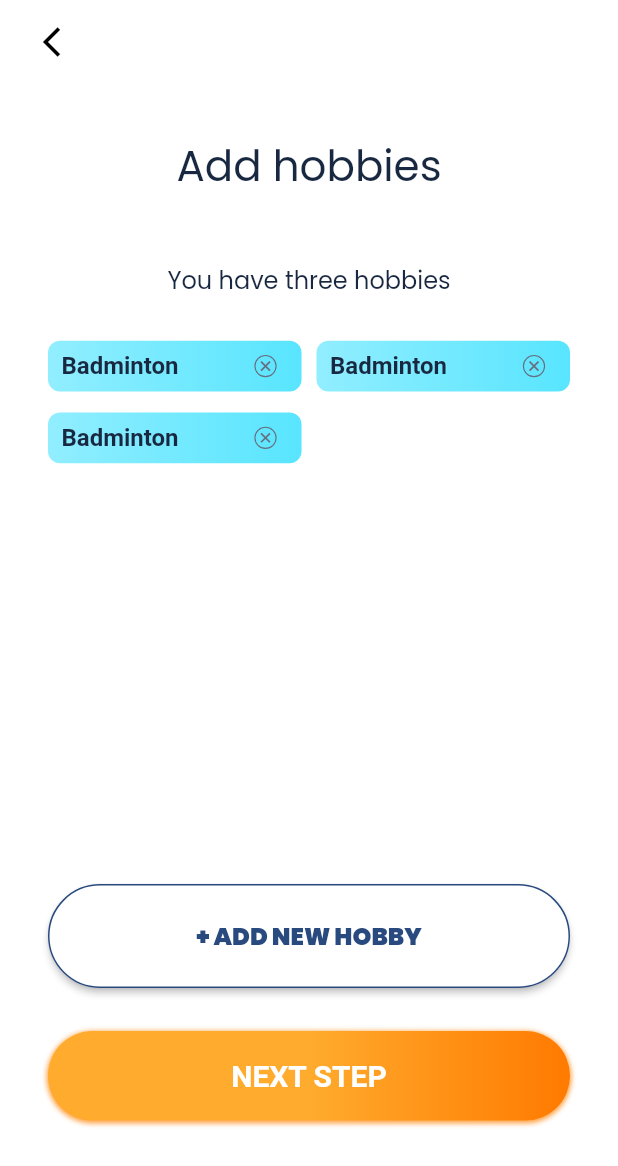
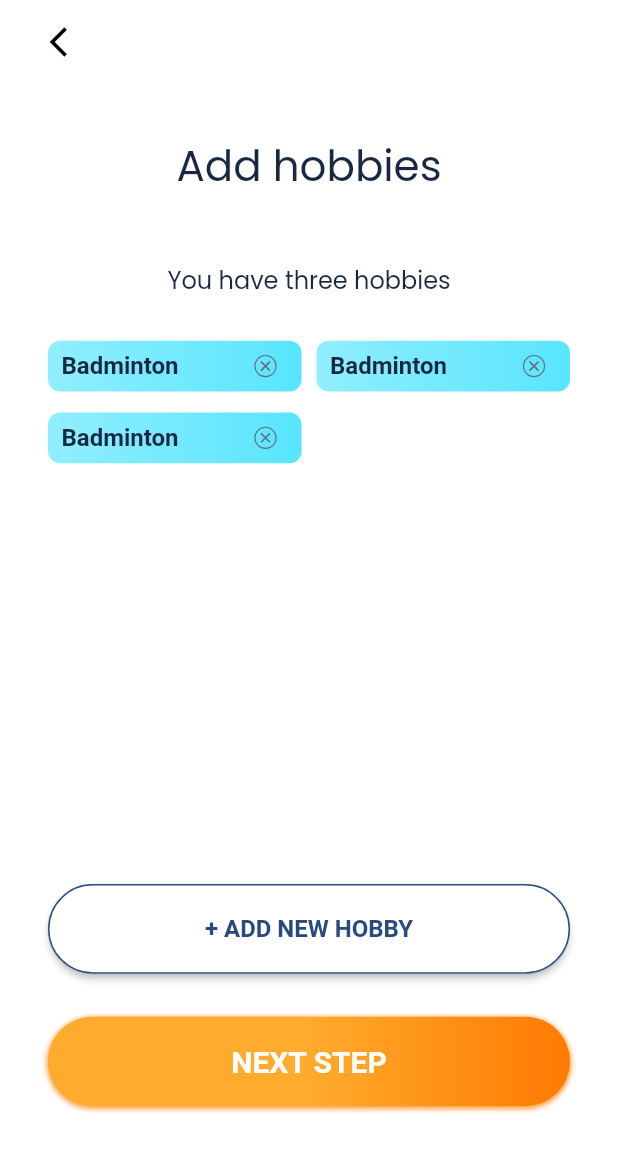
Before and after one commit to RitutoshAeologic/buddee_ui, a Flutter app: the AddedHobbies screen opened directly, on a phone screen of 412 x 824 dp. Shown: the top 1166 px of the screen. Run offline on Flutter 3.47's test engine with Material 2 defaults, Android fonts, the phone set to English and light mode, and no system bars; our stand-ins replace flutter_screenutil, flutter_svg, get, toggle_switch; Roboto replaces fonts that are missing (PoppinsR).

Commit message:
buddee ui

```diff
--- a/lib/core/constants/font_style.dart
+++ b/lib/core/constants/font_style.dart
@@ -144,7 +144,7 @@ class AppTextStyle {
   static TextStyle plainmaterialtext = const TextStyle(
       fontSize: 16,
       fontWeight: FontWeight.w600,
-      fontFamily: 'Poppins',
+      fontFamily: 'PoppinsR',
       color: AppColors.signInColor
   );
 }
--- a/lib/core/ui/added_hobby_list.dart
+++ b/lib/core/ui/added_hobby_list.dart
@@ -1,7 +1,10 @@
+import 'package:buddee_ui/core/ui/add_photo.dart';
 import 'package:flutter/cupertino.dart';
 import 'package:flutter/material.dart';
 import 'package:flutter_screenutil/flutter_screenutil.dart';
 import 'package:flutter_svg/svg.dart';
+import 'package:get/get.dart';
+import 'package:get/get_core/src/get_main.dart';
 
 import '../constants/colors.dart';
 import '../constants/font_constants.dart';
@@ -28,7 +31,9 @@ class _AddedHobbiesState extends State<AddedHobbies> {
         elevation: 0,
         leading: Padding(
           padding:  EdgeInsets.only(left: 25.06,),
-          child: Icon(Icons.arrow_back_ios,color: AppColors.black,),
+          child: IconButton(
+            onPressed: (){Get.back();},icon:Icon(Icons.arrow_back_ios,color: AppColors.black,) ,
+          )
         ),
         backgroundColor: AppColors.white,
       ),
@@ -115,7 +120,9 @@ class _AddedHobbiesState extends State<AddedHobbies> {
             SizedBox(height: ScreenUtil().setHeight(220),),
             PlainMaterialButtonBox(title: AppStrings.addnewhobbyText, onTap: (){}),
             SizedBox(height: ScreenUtil().setHeight(24),),
-            MaterialButtonBox(title: AppStrings.nextstepText, onTap: (){})
+            MaterialButtonBox(title: AppStrings.nextstepText, onTap: (){
+              Get.to(AddPhoto());
+            })
 
           ],
         ),
--- a/lib/core/widget/plain_material_button.dart
+++ b/lib/core/widget/plain_material_button.dart
@@ -20,7 +20,7 @@ class PlainMaterialButtonBox extends StatelessWidget {
       MaterialButton(
            color: AppColors.white,
             onPressed: onTap,
-            height: ScreenUtil().setHeight(58),
+            height: ScreenUtil().setHeight(50),
             minWidth: MediaQuery.of(context).size.width,
             shape: RoundedRectangleBorder(
                 borderRadius: BorderRadius.circular(40),
```
Also changed, not shown: lib/core/ui/add_new_hobby.dart (+5 -2 lines), lib/core/ui/add_photo.dart (+9 -2 lines).
